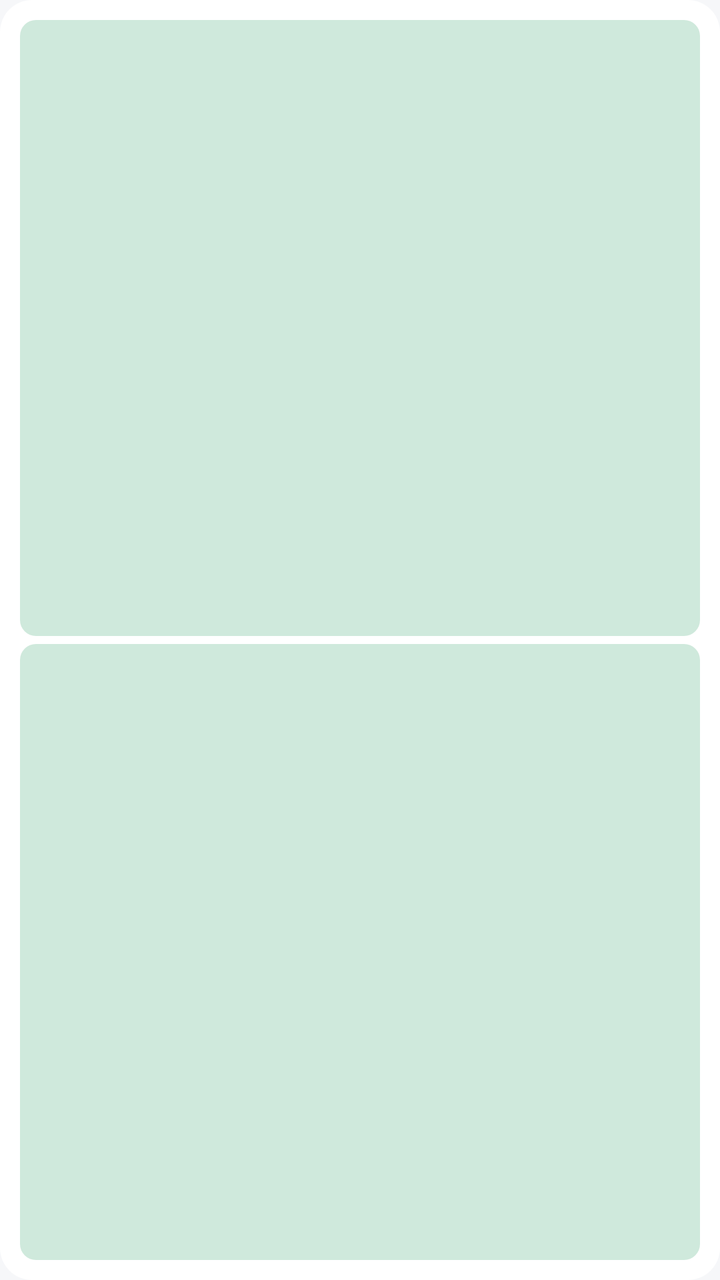
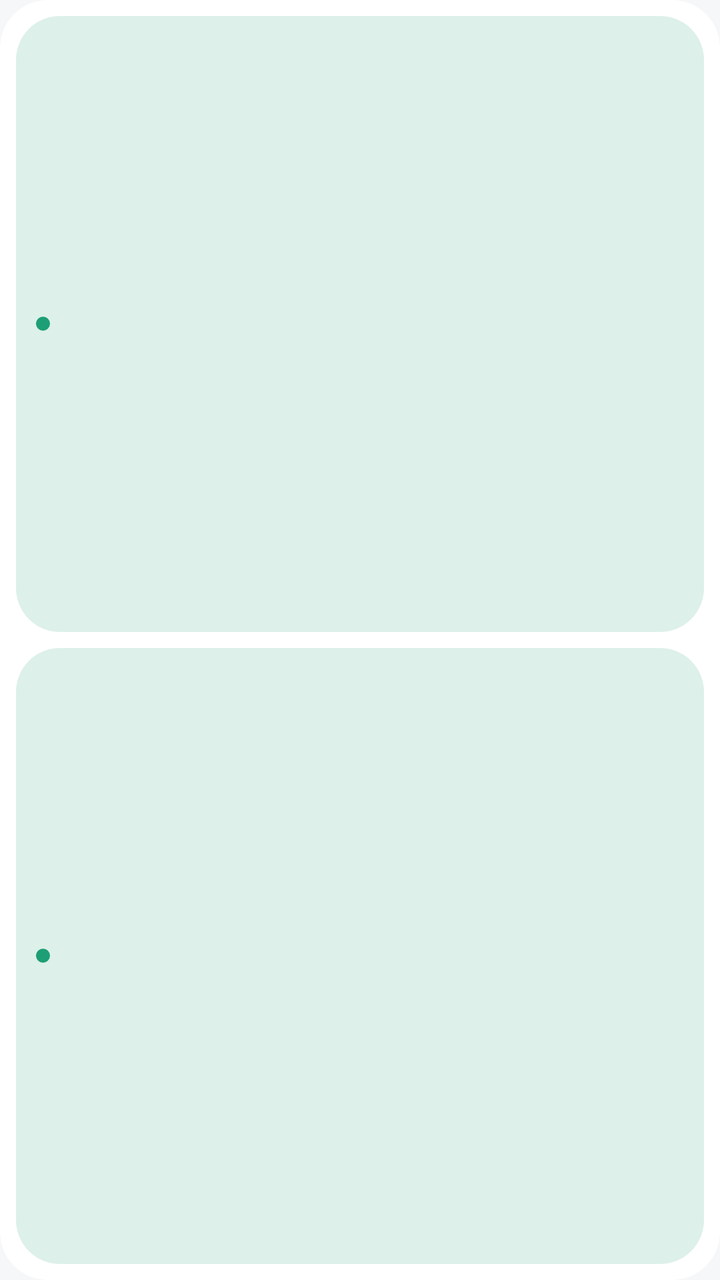

Compare the two renders of this Android layout. The source of the first and the diff that turns it into the second are given below.
<!-- AndroidManifest.xml: application theme Theme.GzucmPocket -->
<!-- res/layout/widget_today.xml -->
<?xml version="1.0" encoding="utf-8"?>
<LinearLayout xmlns:android="http://schemas.android.com/apk/res/android"
    android:id="@+id/widget_root"
    android:layout_width="match_parent"
    android:layout_height="match_parent"
    android:background="@drawable/widget_bg"
    android:orientation="vertical"
    android:paddingStart="10dp"
    android:paddingTop="10dp"
    android:paddingEnd="10dp"
    android:paddingBottom="10dp">

    <LinearLayout
        android:id="@+id/card1"
        android:layout_width="match_parent"
        android:layout_height="0dp"
        android:layout_weight="1"
        android:background="@drawable/widget_block"
        android:gravity="center_vertical"
        android:orientation="vertical"
        android:paddingStart="8dp"
        android:paddingTop="6dp"
        android:paddingEnd="8dp"
        android:paddingBottom="6dp">

        <TextView
            android:id="@+id/card1_start"
            android:layout_width="match_parent"
            android:layout_height="wrap_content"
            android:ellipsize="end"
            android:maxLines="1"
            android:textColor="@color/widget_text_dim"
            android:textSize="9sp" />

        <LinearLayout
            android:layout_width="match_parent"
            android:layout_height="wrap_content"
            android:layout_marginTop="1dp"
            android:gravity="center_vertical"
            android:orientation="horizontal">

            <TextView
                android:id="@+id/card1_end"
                android:layout_width="38dp"
                android:layout_height="wrap_content"
                android:layout_marginStart="7dp"
                android:maxLines="1"
                android:textColor="@color/widget_text_dim"
                android:textSize="9sp" />

            <TextView
                android:id="@+id/card1_name"
                android:layout_width="0dp"
                android:layout_height="wrap_content"
                android:layout_weight="1"
                android:ellipsize="end"
                android:maxLines="1"
                android:textColor="@color/widget_text"
                android:textSize="11sp" />
        </LinearLayout>
    </LinearLayout>

    <LinearLayout
        android:id="@+id/card2"
        android:layout_width="match_parent"
        android:layout_height="0dp"
        android:layout_marginTop="4dp"
        android:layout_weight="1"
        android:background="@drawable/widget_block"
        android:gravity="center_vertical"
        android:orientation="vertical"
        android:paddingStart="8dp"
        android:paddingTop="6dp"
        android:paddingEnd="8dp"
        android:paddingBottom="6dp">

        <TextView
            android:id="@+id/card2_start"
            android:layout_width="match_parent"
            android:layout_height="wrap_content"
            android:ellipsize="end"
            android:maxLines="1"
            android:textColor="@color/widget_text_dim"
            android:textSize="9sp" />

        <LinearLayout
            android:layout_width="match_parent"
            android:layout_height="wrap_content"
            android:layout_marginTop="1dp"
            android:gravity="center_vertical"
            android:orientation="horizontal">

            <TextView
                android:id="@+id/card2_end"
                android:layout_width="38dp"
                android:layout_height="wrap_content"
                android:layout_marginStart="7dp"
                android:maxLines="1"
                android:textColor="@color/widget_text_dim"
                android:textSize="9sp" />

            <TextView
                android:id="@+id/card2_name"
                android:layout_width="0dp"
                android:layout_height="wrap_content"
                android:layout_weight="1"
                android:ellipsize="end"
                android:maxLines="1"
                android:textColor="@color/widget_text"
                android:textSize="11sp" />
        </LinearLayout>
    </LinearLayout>

    
    <TextView
        android:id="@+id/widget_empty"
        android:layout_width="match_parent"
        android:layout_height="0dp"
        android:layout_weight="1"
        android:ellipsize="end"
        android:gravity="center"
        android:maxLines="2"
        android:textColor="@color/widget_text_dim"
        android:textSize="12sp"
        android:visibility="gone" />
</LinearLayout>
<!-- resources referenced by this layout -->
<resources>
  <color name="widget_text">#14181C</color>
  <color name="widget_text_dim">#5C646E</color>
  <!-- drawable widget_bg (drawable) -->
  <?xml version="1.0" encoding="utf-8"?>
  <shape xmlns:android="http://schemas.android.com/apk/res/android"
      android:shape="rectangle">
      <solid android:color="@color/widget_bg" />
      <corners android:radius="16dp" />
  </shape>
  <!-- drawable widget_block (drawable) -->
  <?xml version="1.0" encoding="utf-8"?>
  <shape xmlns:android="http://schemas.android.com/apk/res/android"
      android:shape="rectangle">
      <solid android:color="@color/widget_block" />
      <corners android:radius="8dp" />
  </shape>
  <style name="Theme.GzucmPocket" parent="@android:style/Theme.Material.NoActionBar">
          
          <item name="android:statusBarColor">@android:color/transparent</item>
          <item name="android:navigationBarColor">@android:color/transparent</item>
          <item name="android:windowDrawsSystemBarBackgrounds">true</item>
          
          <item name="android:windowBackground">@color/window_background</item>
          <item name="android:windowLightStatusBar">@bool/light_system_bars</item>
          <item name="android:windowLightNavigationBar">@bool/light_system_bars</item>
          <item name="android:enforceStatusBarContrast">false</item>
          <item name="android:enforceNavigationBarContrast">false</item>
      </style>
  <color name="widget_bg">#FFFFFF</color>
  <color name="widget_block">#CFE9DC</color>
  <color name="window_background">#F6F7F9</color>
</resources>

<!-- the commit's change to res/layout/widget_today.xml (unified diff, before → after) -->
@@ -1,113 +1,105 @@
 <?xml version="1.0" encoding="utf-8"?>
-<LinearLayout xmlns:android="http://schemas.android.com/apk/res/android"
+<FrameLayout xmlns:android="http://schemas.android.com/apk/res/android"
     android:id="@+id/widget_root"
     android:layout_width="match_parent"
     android:layout_height="match_parent"
     android:background="@drawable/widget_bg"
-    android:orientation="vertical"
-    android:paddingStart="10dp"
-    android:paddingTop="10dp"
-    android:paddingEnd="10dp"
-    android:paddingBottom="10dp">
+    android:padding="8dp">
 
     <LinearLayout
-        android:id="@+id/card1"
         android:layout_width="match_parent"
-        android:layout_height="0dp"
-        android:layout_weight="1"
-        android:background="@drawable/widget_block"
-        android:gravity="center_vertical"
-        android:orientation="vertical"
-        android:paddingStart="8dp"
-        android:paddingTop="6dp"
-        android:paddingEnd="8dp"
-        android:paddingBottom="6dp">
-
-        <TextView
-            android:id="@+id/card1_start"
-            android:layout_width="match_parent"
-            android:layout_height="wrap_content"
-            android:ellipsize="end"
-            android:maxLines="1"
-            android:textColor="@color/widget_text_dim"
-            android:textSize="9sp" />
+        android:layout_height="match_parent"
+        android:orientation="vertical">
 
         <LinearLayout
+            android:id="@+id/card1"
             android:layout_width="match_parent"
-            android:layout_height="wrap_content"
-            android:layout_marginTop="1dp"
+            android:layout_height="0dp"
+            android:layout_weight="1"
+            android:background="@drawable/widget_ka1"
             android:gravity="center_vertical"
-            android:orientation="horizontal">
+            android:orientation="horizontal"
+            android:paddingStart="10dp"
+            android:paddingEnd="8dp">
 
-            <TextView
-                android:id="@+id/card1_end"
-                android:layout_width="38dp"
+            <FrameLayout
+                android:id="@+id/card1_dot"
+                android:layout_width="7dp"
+                android:layout_height="7dp"
+                android:background="@drawable/widget_dot1" />
+
+            <LinearLayout
+                android:layout_width="0dp"
                 android:layout_height="wrap_content"
                 android:layout_marginStart="7dp"
-                android:maxLines="1"
-                android:textColor="@color/widget_text_dim"
-                android:textSize="9sp" />
+                android:layout_weight="1"
+                android:orientation="vertical">
 
-            <TextView
-                android:id="@+id/card1_name"
+                <TextView
+                    android:id="@+id/card1_time"
+                    android:layout_width="match_parent"
+                    android:layout_height="wrap_content"
+                    android:ellipsize="end"
+                    android:maxLines="1"
+                    android:textColor="@color/widget_text_dim"
+                    android:textSize="9sp" />
+
+                <TextView
+                    android:id="@+id/card1_name"
+                    android:layout_width="match_parent"
+                    android:layout_height="wrap_content"
+                    android:layout_marginTop="1dp"
+                    android:ellipsize="end"
+                    android:maxLines="1"
+                    android:textColor="@color/widget_text"
+                    android:textSize="11.5sp" />
+            </LinearLayout>
+        </LinearLayout>
+
+        <LinearLayout
+            android:id="@+id/card2"
+            android:layout_width="match_parent"
+            android:layout_height="0dp"
+            android:layout_marginTop="8dp"
+            android:layout_weight="1"
+            android:background="@drawable/widget_ka1"
+            android:gravity="center_vertical"
+            android:orientation="horizontal"
+            android:paddingStart="10dp"
+            android:paddingEnd="8dp">
+
+            <FrameLayout
+                android:id="@+id/card2_dot"
+                android:layout_width="7dp"
+                android:layout_height="7dp"
+                android:background="@drawable/widget_dot1" />
+
+            <LinearLayout
                 android:layout_width="0dp"
                 android:layout_height="wrap_content"
+                android:layout_marginStart="7dp"
                 android:layout_weight="1"
-                android:ellipsize="end"
-                android:maxLines="1"
-                android:textColor="@color/widget_text"
-                android:textSize="11sp" />
-        </LinearLayout>
-    </LinearLayout>
+                android:orientation="vertical">
 
-    <LinearLayout
-        android:id="@+id/card2"
-        android:layout_width="match_parent"
-        android:layout_height="0dp"
-        android:layout_marginTop="4dp"
-        android:layout_weight="1"
-        android:background="@drawable/widget_block"
-        android:gravity="center_vertical"
-        android:orientation="vertical"
-        android:paddingStart="8dp"
-        android:paddingTop="6dp"
-        android:paddingEnd="8dp"
-        android:paddingBottom="6dp">
+                <TextView
+                    android:id="@+id/card2_time"
+                    android:layout_width="match_parent"
+                    android:layout_height="wrap_content"
+                    android:ellipsize="end"
+                    android:maxLines="1"
+                    android:textColor="@color/widget_text_dim"
+                    android:textSize="9sp" />
 
-        <TextView
-            android:id="@+id/card2_start"
-            android:layout_width="match_parent"
-            android:layout_height="wrap_content"
-            android:ellipsize="end"
-            android:maxLines="1"
-            android:textColor="@color/widget_text_dim"
-            android:textSize="9sp" />
-
-        <LinearLayout
-            android:layout_width="match_parent"
-            android:layout_height="wrap_content"
-            android:layout_marginTop="1dp"
-            android:gravity="center_vertical"
-            android:orientation="horizontal">
-
-            <TextView
-                android:id="@+id/card2_end"
-                android:layout_width="38dp"
-                android:layout_height="wrap_content"
-                android:layout_marginStart="7dp"
-                android:maxLines="1"
-                android:textColor="@color/widget_text_dim"
-                android:textSize="9sp" />
-
-            <TextView
-                android:id="@+id/card2_name"
-                android:layout_width="0dp"
-                android:layout_height="wrap_content"
-                android:layout_weight="1"
-                android:ellipsize="end"
-                android:maxLines="1"
-                android:textColor="@color/widget_text"
-                android:textSize="11sp" />
+                <TextView
+                    android:id="@+id/card2_name"
+                    android:layout_width="match_parent"
+                    android:layout_height="wrap_content"
+                    android:layout_marginTop="1dp"
+                    android:ellipsize="end"
+                    android:maxLines="1"
+                    android:textColor="@color/widget_text"
+                    android:textSize="11.5sp" />
+            </LinearLayout>
         </LinearLayout>
     </LinearLayout>
 
@@ -115,12 +107,10 @@
     <TextView
         android:id="@+id/widget_empty"
         android:layout_width="match_parent"
-        android:layout_height="0dp"
-        android:layout_weight="1"
-        android:ellipsize="end"
+        android:layout_height="match_parent"
         android:gravity="center"
         android:maxLines="2"
-        android:textColor="@color/widget_text_dim"
-        android:textSize="12sp"
+        android:textColor="@color/widget_text_weak"
+        android:textSize="11sp"
         android:visibility="gone" />
-</LinearLayout>
+</FrameLayout>
<!-- resource entries referenced after the edit -->
@@ -1,20 +1,27 @@
 <!-- resources referenced by this layout -->
 <resources>
   <color name="widget_text">#14181C</color>
-  <color name="widget_text_dim">#5C646E</color>
+  <color name="widget_text_dim">#575F67</color>
+  <color name="widget_text_weak">#8A9098</color>
   <!-- drawable widget_bg (drawable) -->
   <?xml version="1.0" encoding="utf-8"?>
   <shape xmlns:android="http://schemas.android.com/apk/res/android"
       android:shape="rectangle">
       <solid android:color="@color/widget_bg" />
-      <corners android:radius="16dp" />
+      <corners android:radius="24dp" />
   </shape>
-  <!-- drawable widget_block (drawable) -->
+  <!-- drawable widget_dot1 (drawable) -->
+  <?xml version="1.0" encoding="utf-8"?>
+  <shape xmlns:android="http://schemas.android.com/apk/res/android"
+      android:shape="oval">
+      <solid android:color="@color/widget_k1_dot" />
+  </shape>
+  <!-- drawable widget_ka1 (drawable) -->
   <?xml version="1.0" encoding="utf-8"?>
   <shape xmlns:android="http://schemas.android.com/apk/res/android"
       android:shape="rectangle">
-      <solid android:color="@color/widget_block" />
-      <corners android:radius="8dp" />
+      <solid android:color="@color/widget_k1" />
+      <corners android:radius="22dp" />
   </shape>
   <style name="Theme.GzucmPocket" parent="@android:style/Theme.Material.NoActionBar">
           
@@ -29,7 +36,8 @@
           <item name="android:enforceNavigationBarContrast">false</item>
       </style>
   <color name="widget_bg">#FFFFFF</color>
-  <color name="widget_block">#CFE9DC</color>
+  <color name="widget_k1_dot">#1D9E75</color>
+  <color name="widget_k1">#DDF0EA</color>
   <color name="window_background">#F6F7F9</color>
 </resources>
 
